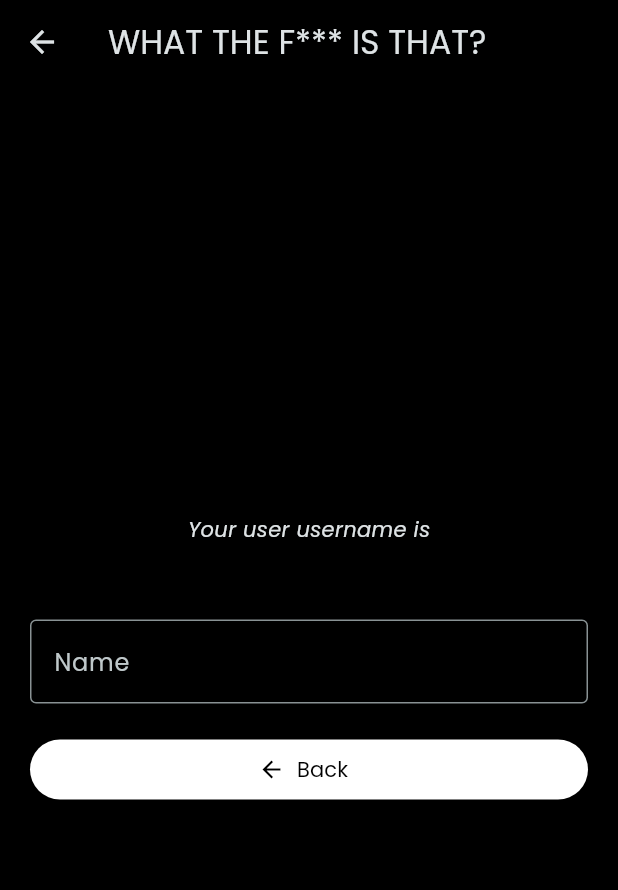
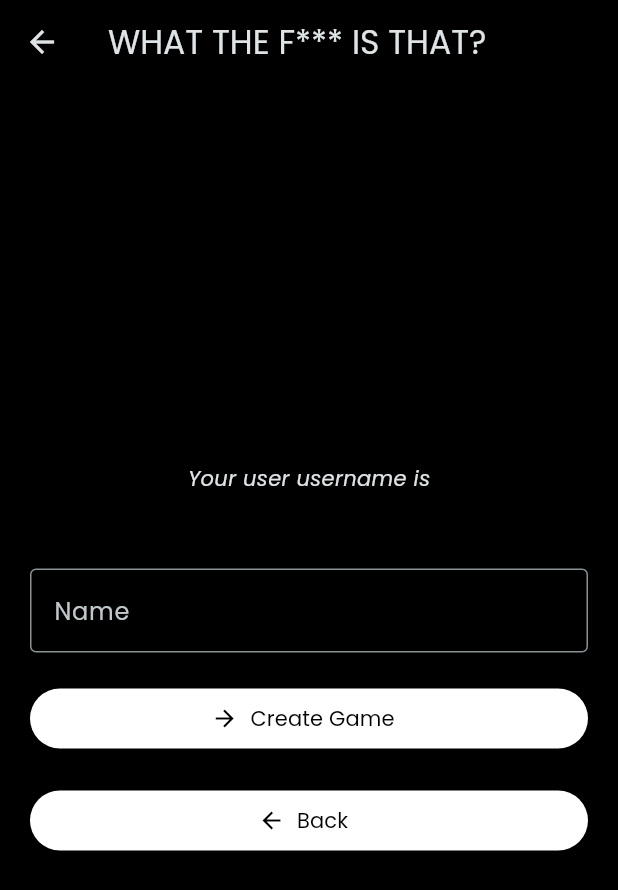
Before and after one commit to Noximi42/game_app, a Flutter app: the screen it shows after launch, after a tap on "Create lobby", on a phone screen of 412 x 824 dp. Shown: the top 890 px of the screen. Run offline on Flutter 3.47's test engine with Material 3 defaults, Android fonts, the phone set to English and light mode, and no system bars; our stand-ins replace sqflite; accounts and stored records are empty; generated files the repository leaves out were written again.

Commit message:
Added game screen (player lobby)

```diff
--- a/app/clients/mobile/lib/main.dart
+++ b/app/clients/mobile/lib/main.dart
@@ -2,12 +2,16 @@ import 'package:flutter/material.dart';
 import 'package:mobile/screens/home_screen.dart';
 import 'package:flutter_localizations/flutter_localizations.dart';
 import 'package:flutter_gen/gen_l10n/app_localizations.dart';
+import 'package:mobile/state/game_state.dart';
 import 'package:mobile/state/user_state.dart';
 import 'package:provider/provider.dart';
 
 void main() {
-  runApp(ChangeNotifierProvider(
-    create: (context) => UserState(),
+  runApp(MultiProvider(
+    providers: [
+      ChangeNotifierProvider(create: (context) => UserState()),
+      ChangeNotifierProvider(create: (context) => GameState()),
+    ],
     child: const GameApp(),
   ));
 }
--- /dev/null
+++ b/app/clients/mobile/lib/models/game.dart
@@ -0,0 +1,44 @@
+import 'package:mobile/database/init.dart';
+import 'package:mobile/models/player.dart';
+import 'package:sqflite/sqflite.dart';
+
+class Game {
+  final String id;
+  final List<Player> players;
+
+  const Game({
+    required this.id,
+    required this.players,
+  });
+
+  Map<String, Object?> toMap() {
+    return {
+      'id': id,
+    };
+  }
+
+  static Future<Game> getGame() async {
+    final db = await AppDatabase.instance.database;
+    final List<Map<String, Object?>> gameMap = await db.query('game');
+
+    if (gameMap.isEmpty) {
+      return const Game(id: '', players: []);
+    }
+
+    return [
+      for (final {
+            'id': id as String,
+          } in gameMap)
+        Game(id: id, players: []),
+    ][0];
+  }
+
+  static Future<void> upsertGame(Game game) async {
+    final db = await AppDatabase.instance.database;
+    await db.insert(
+      'game',
+      game.toMap(),
+      conflictAlgorithm: ConflictAlgorithm.replace,
+    );
+  }
+}
--- /dev/null
+++ b/app/clients/mobile/lib/models/player.dart
@@ -0,0 +1,7 @@
+class Player {
+  final String id;
+  final String name;
+  final String value;
+
+  const Player({required this.id, required this.name, required this.value});
+}
--- a/app/clients/mobile/lib/screens/home_screen.dart
+++ b/app/clients/mobile/lib/screens/home_screen.dart
@@ -1,5 +1,5 @@
 import 'package:flutter/material.dart';
-import 'package:mobile/components/button.dart';
+import 'package:mobile/components/controls/button.dart';
 import 'package:mobile/constants/spacing.dart';
 import 'package:mobile/screens/lobby_screen.dart';
 import 'package:flutter_gen/gen_l10n/app_localizations.dart';
@@ -32,7 +32,7 @@ class HomeScreen extends StatelessWidget {
                   },
                 ),
                 Padding(
-                padding: const EdgeInsets.only(top: 20),
+                  padding: const EdgeInsets.only(top: 20),
                   child: Button(
                     type: ButtonTypes.primary,
                     title: AppLocalizations.of(context)!.home_button_join_lobby,
--- a/app/clients/mobile/lib/screens/lobby_screen.dart
+++ b/app/clients/mobile/lib/screens/lobby_screen.dart
@@ -1,7 +1,10 @@
 import 'package:flutter/material.dart';
-import 'package:mobile/components/button.dart';
-import 'package:mobile/components/text_input.dart';
+import 'package:mobile/components/controls/button.dart';
+import 'package:mobile/components/controls/text_input.dart';
 import 'package:mobile/constants/spacing.dart';
+import 'package:mobile/models/player.dart';
+import 'package:mobile/screens/game_screen.dart';
+import 'package:mobile/state/game_state.dart';
 import 'package:mobile/state/user_state.dart';
 import 'package:provider/provider.dart';
 
@@ -10,6 +13,15 @@ class LobbyScreen extends StatelessWidget {
 
   @override
   Widget build(BuildContext context) {
+    void createGame() {
+      var user = Provider.of<UserState>(context, listen: false).user;
+      Provider.of<GameState>(context, listen: false).createGame(
+          Player(id: user.id, name: user.name, value: "pink guitare"));
+
+      Navigator.push(
+          context, MaterialPageRoute(builder: (context) => const GameScreen()));
+    }
+
     return GestureDetector(
       onTap: () => FocusManager.instance.primaryFocus?.unfocus(),
       child: Scaffold(
@@ -46,6 +58,15 @@ class LobbyScreen extends StatelessWidget {
                     padding: const EdgeInsets.only(top: 20),
                     child: Button(
                       type: ButtonTypes.primary,
+                      title: 'Create Game',
+                      icon: Icons.arrow_forward,
+                      onPressed: createGame,
+                    ),
+                  ),
+                  Padding(
+                    padding: const EdgeInsets.only(top: 20),
+                    child: Button(
+                      type: ButtonTypes.primary,
                       title: 'Back',
                       icon: Icons.arrow_back,
                       onPressed: () {
--- /dev/null
+++ b/app/clients/mobile/lib/state/game_state.dart
@@ -0,0 +1,24 @@
+import 'package:flutter/material.dart';
+import 'package:mobile/models/game.dart';
+import 'package:mobile/models/player.dart';
+
+class GameState extends ChangeNotifier {
+  Game _game = const Game(id: "", players: []);
+
+  Game get game => _game;
+
+  void createGame(Player player) {
+    var testPlayers = [
+      const Player(id: "palyer-2", name: "Xerow", value: "house plant"),
+      const Player(id: "palyer-3", name: "lerroy", value: "tea"),
+      const Player(id: "palyer-4", name: "Minn", value: "knife"),
+      const Player(id: "palyer-5", name: "alea", value: "private jet"),
+    ];
+    _game = Game(id: "d59o", players: [player, ...testPlayers]);
+  }
+
+  void setGame(Game game) {
+    _game = game;
+    notifyListeners();
+  }
+}
```
Also changed, not shown: app/clients/mobile/lib/components/global/player_avatar.dart (added, +40 -0 lines), app/clients/mobile/lib/screens/game_screen.dart (added, +55 -0 lines), app/clients/mobile/lib/components/controls/button.dart (renamed from app/clients/mobile/lib/components/button.dart), app/clients/mobile/lib/components/controls/text_input.dart (renamed from app/clients/mobile/lib/components/text_input.dart).
